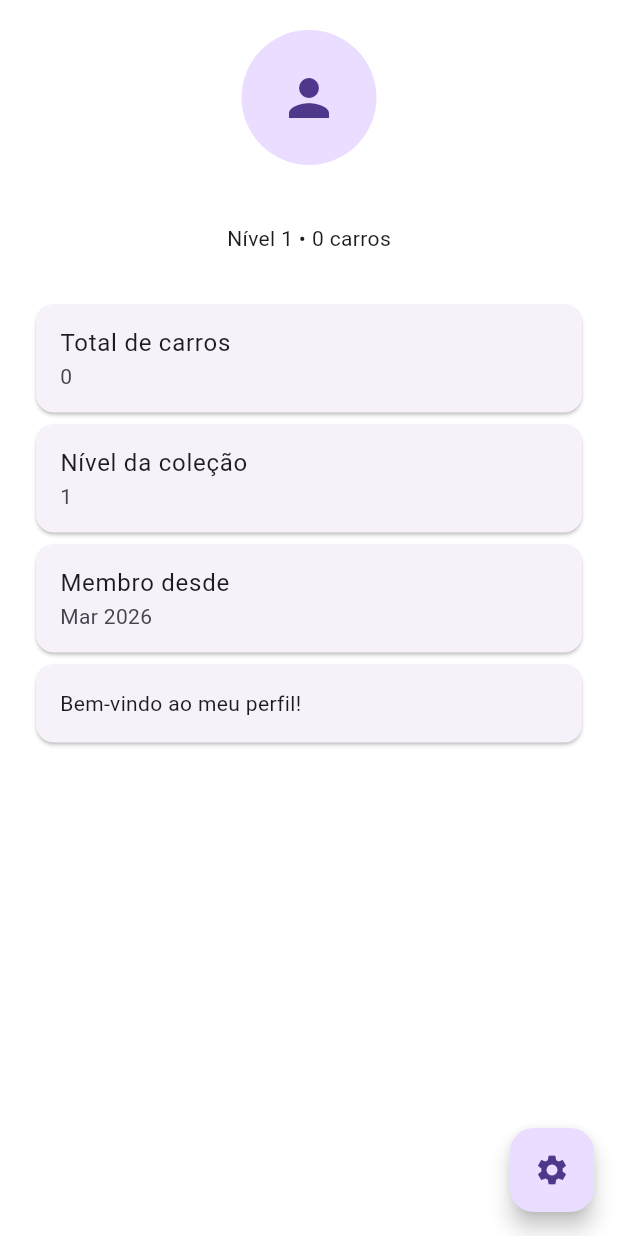
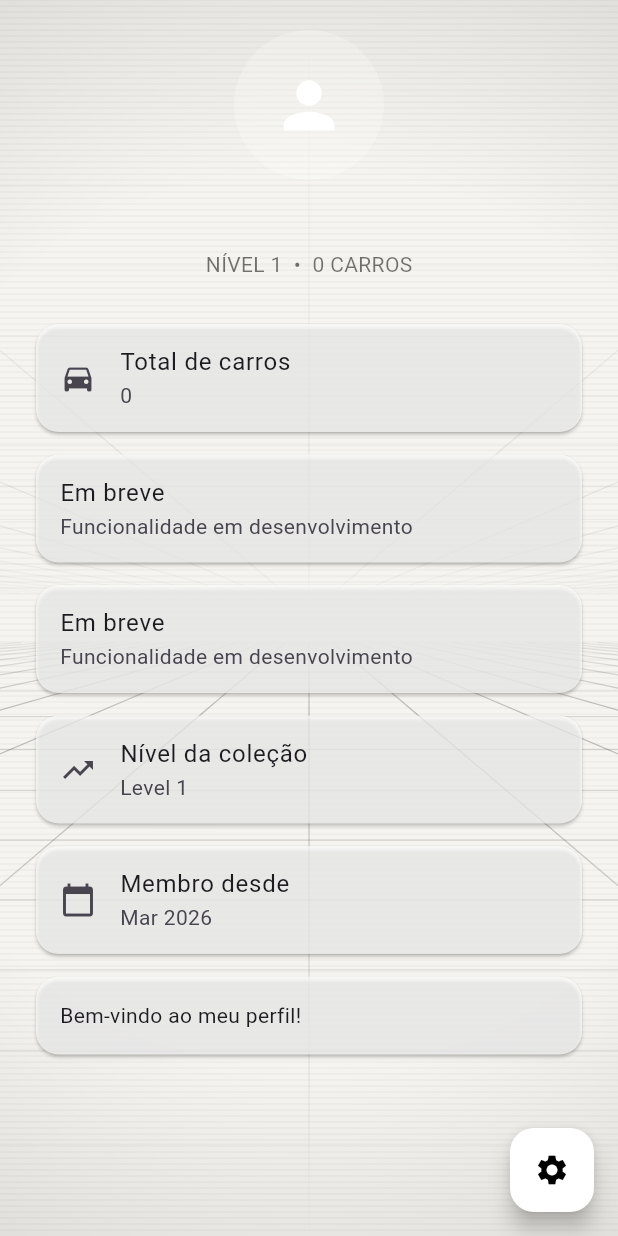
Before and after one commit to luizatori/CarDex, a Flutter app: the ProfileScreen screen opened by its route, on a phone screen of 412 x 824 dp. Run offline on Flutter 3.47's test engine with Material 3 defaults, Android fonts, the phone set to English and light mode, and no system bars; our stand-ins replace google_fonts, image_picker, shared_preferences; accounts and stored records are empty.

Commit message:
reestruturando TODA a pagina de perfil, com parametros de chamada, unificacao do renderWidget, implementacao do _buildheader e estilo dos cards (ainda a ser alterado futuramente)

```diff
--- a/lib/src/screens/profile_screen.dart
+++ b/lib/src/screens/profile_screen.dart
@@ -1,5 +1,6 @@
 import 'package:flutter/material.dart';
 import 'package:shared_preferences/shared_preferences.dart';
+import '../widgets/vaporwave_background.dart';
 
 class ProfileScreen extends StatefulWidget {
   const ProfileScreen({super.key});
@@ -32,6 +33,7 @@ class ProfileWidgetItem {
 class _ProfileScreenState extends State<ProfileScreen> {
   String profileName = "Colecionador";
   String customText = "Bem-vindo ao meu perfil!";
+  int totalCars = 0;
 
   List<ProfileWidgetItem> widgets = [
     ProfileWidgetItem(id: "w1", type: WidgetType.totalCars, visible: true),
@@ -41,8 +43,6 @@ class _ProfileScreenState extends State<ProfileScreen> {
     ProfileWidgetItem(id: "w5", type: WidgetType.memberSince, visible: true),
     ProfileWidgetItem(id: "w6", type: WidgetType.customText, visible: true),
   ];
-
-  int totalCars = 0;
 
   int get level => (totalCars ~/ 5) + 1;
 
@@ -54,7 +54,6 @@ class _ProfileScreenState extends State<ProfileScreen> {
 
   Future<void> loadProfile() async {
     final prefs = await SharedPreferences.getInstance();
-
     setState(() {
       profileName = prefs.getString("profileName") ?? "Colecionador";
       customText = prefs.getString("customText") ?? "Bem-vindo ao meu perfil!";
@@ -63,10 +62,8 @@ class _ProfileScreenState extends State<ProfileScreen> {
 
   Future<void> saveProfile(String name, String text) async {
     final prefs = await SharedPreferences.getInstance();
-
     await prefs.setString("profileName", name);
     await prefs.setString("customText", text);
-
     setState(() {
       profileName = name;
       customText = text;
@@ -94,32 +91,23 @@ class _ProfileScreenState extends State<ProfileScreen> {
                 child: Column(
                   mainAxisSize: MainAxisSize.min,
                   children: [
-
                     const Text(
                       "Personalizar Perfil",
-                      style:
-                          TextStyle(fontSize: 18, fontWeight: FontWeight.bold),
+                      style: TextStyle(fontSize: 18, fontWeight: FontWeight.bold),
                     ),
-
                     const SizedBox(height: 20),
-
                     TextField(
                       controller: nameController,
                       maxLength: 20,
                       decoration: const InputDecoration(labelText: "Nome"),
                     ),
-
                     TextField(
                       controller: textController,
                       maxLength: 120,
-                      decoration:
-                          const InputDecoration(labelText: "Texto personalizado"),
+                      decoration: const InputDecoration(labelText: "Texto personalizado"),
                     ),
-
                     const SizedBox(height: 20),
-
-                    const Text("Widgets"),
-
+                    const Text("Ordem dos Widgets"),
                     SizedBox(
                       height: 200,
                       child: ReorderableListView(
@@ -147,20 +135,13 @@ class _ProfileScreenState extends State<ProfileScreen> {
                         ],
                       ),
                     ),
-
                     const SizedBox(height: 20),
-
                     ElevatedButton(
                       onPressed: () {
                         setState(() {
                           widgets = editWidgets;
                         });
-
-                        saveProfile(
-                          nameController.text,
-                          textController.text,
-                        );
-
+                        saveProfile(nameController.text, textController.text);
                         Navigator.pop(context);
                       },
                       child: const Text("Salvar"),
@@ -177,96 +158,119 @@ class _ProfileScreenState extends State<ProfileScreen> {
 
   String widgetLabel(WidgetType type) {
     switch (type) {
-      case WidgetType.totalCars:
-        return "Total de Carros";
-      case WidgetType.favorites:
-        return "Favoritos";
-      case WidgetType.favoriteCar:
-        return "Carro Favorito";
-      case WidgetType.level:
-        return "Nível";
-      case WidgetType.memberSince:
-        return "Membro desde";
-      case WidgetType.customText:
-        return "Texto Personalizado";
+      case WidgetType.totalCars: return "Total de Carros";
+      case WidgetType.favorites: return "Favoritos";
+      case WidgetType.favoriteCar: return "Carro Favorito";
+      case WidgetType.level: return "Nível";
+      case WidgetType.memberSince: return "Membro desde";
+      case WidgetType.customText: return "Texto Personalizado";
     }
   }
 
-  Widget renderWidget(ProfileWidgetItem w) {
+  Widget _buildHeader(bool isDark) {
+    return Column(
+      children: [
+        const CircleAvatar(
+          radius: 50,
+          backgroundColor: Colors.white24,
+          child: Icon(Icons.person, size: 50, color: Colors.white),
+        ),
+        const SizedBox(height: 15),
+        Text(
+          profileName.toUpperCase(),
+          style: TextStyle(
+            color: isDark ? Colors.white : Colors.black,
+            fontSize: 22,
+            fontWeight: FontWeight.bold,
+            letterSpacing: 1.2,
+          ),
+        ),
+        Text(
+          "NÍVEL $level  •  $totalCars CARROS",
+          style: TextStyle(
+            color: isDark ? Colors.white70 : Colors.black54,
+            fontSize: 14,
+          ),
+        ),
+      ],
+    );
+  }
+
+  Widget renderWidget(ProfileWidgetItem w, bool isDark) {
     if (!w.visible) return const SizedBox();
 
+    // Estilo padrão dos cards para combinar com o Vaporwave
+    final cardTheme = Card(
+      color: isDark ? Colors.black.withOpacity(0.3) : Colors.white.withOpacity(0.7),
+      shape: RoundedRectangleBorder(borderRadius: BorderRadius.circular(15)),
+      margin: const EdgeInsets.only(bottom: 15),
+      child: _getWidgetContent(w),
+    );
+
+    return cardTheme;
+  }
+
+  Widget _getWidgetContent(ProfileWidgetItem w) {
     switch (w.type) {
       case WidgetType.totalCars:
-        return Card(
-          child: ListTile(
+        return ListTile(
+          leading: const Icon(Icons.directions_car),
           title: const Text("Total de carros"),
           subtitle: Text("$totalCars"),
-          ),
         );
-
       case WidgetType.level:
-        return Card(
-          child: ListTile(
+        return ListTile(
+          leading: const Icon(Icons.trending_up),
           title: const Text("Nível da coleção"),
-            subtitle: Text("$level"),
-          ),
+          subtitle: Text("Level $level"),
         );
-
       case WidgetType.memberSince:
-        return const Card(
-          child: ListTile(
+        return const ListTile(
+          leading: const Icon(Icons.calendar_today),
           title: Text("Membro desde"),
           subtitle: Text("Mar 2026"),
-          ),
         );
-
       case WidgetType.customText:
-        return Card(
-          child: Padding(
+        return Padding(
           padding: const EdgeInsets.all(16),
           child: Text(customText),
-          ),
         );
-
-      default:
-        return const SizedBox();
+      case WidgetType.favorites:
+      case WidgetType.favoriteCar:
+        return const ListTile(
+          title: Text("Em breve"),
+          subtitle: Text("Funcionalidade em desenvolvimento"),
+        );
     }
   }
 
   @override
   Widget build(BuildContext context) {
+    final isDark = Theme.of(context).brightness == Brightness.dark;
     final visibleWidgets = widgets.where((w) => w.visible).toList();
 
     return Scaffold(
-
+      backgroundColor: Colors.transparent,
+      extendBodyBehindAppBar: true,
       floatingActionButton: FloatingActionButton(
         onPressed: openEditModal,
-        child: const Icon(Icons.settings),
+        backgroundColor: isDark ? Colors.grey[900] : Colors.white,
+        child: Icon(
+          Icons.settings,
+          color: isDark ? Colors.white : Colors.black,
         ),
-      body: ListView(
-        padding: const EdgeInsets.all(20),
+      ),
+      body: VaporwaveBackground(
+        child: SafeArea(
+          child: ListView(
+            padding: const EdgeInsets.symmetric(horizontal: 24, vertical: 20),
             children: [
-
-          Column(
-            children: [
-              const CircleAvatar(
-                radius: 45,
-                child: Icon(Icons.person, size: 40),
-              ),
-              const SizedBox(height: 10),
-              Text(
-                profileName,
-                style: const TextStyle(
-                    fontSize: 20, fontWeight: FontWeight.bold),
-              ),
-              Text("Nível $level • $totalCars carros"),
+              _buildHeader(isDark),
+              const SizedBox(height: 30),
+              ...visibleWidgets.map((w) => renderWidget(w, isDark)),
             ],
           ),
-
-          const SizedBox(height: 30),
-
-          ...visibleWidgets.map(renderWidget)
-        ],
+        ),
       ),
     );
   }
```
Lines whose indentation alone changed are shown as unchanged.
